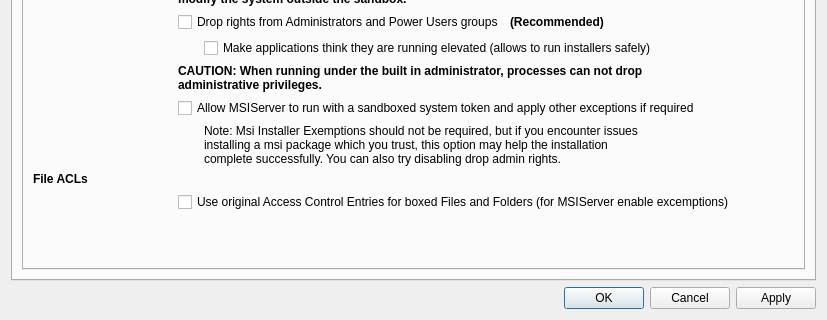
Qt form SandboxiePlus/SandMan/Forms/OptionsWindow.ui (sandboxie-plus/Sandboxie) before a commit; both pictures show x 0 to 827 and y 235 to 555 of the 827 by 555 pixel window.
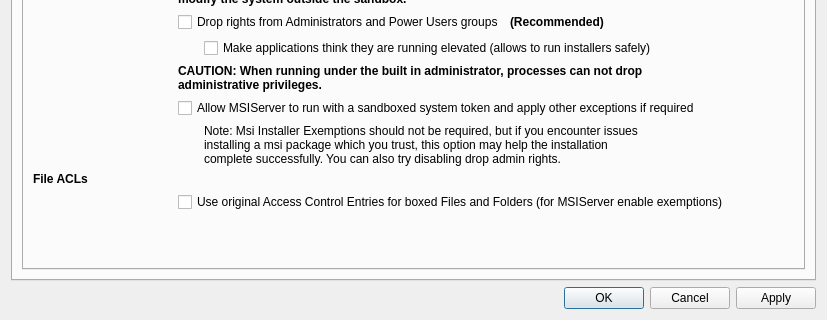
The same form after that commit. The open tabs and pages were chosen to show the change.

```diff
--- a/SandboxiePlus/SandMan/Forms/OptionsWindow.ui
+++ b/SandboxiePlus/SandMan/Forms/OptionsWindow.ui
@@ -1343,7 +1343,7 @@
                <item row="12" column="1" colspan="5">
                 <widget class="QCheckBox" name="chkACLs">
                  <property name="text">
-                  <string>Use original Access Control Entries for boxed Files and Folders (for MSIServer enable excemptions)</string>
+                  <string>Use original Access Control Entries for boxed Files and Folders (for MSIServer enable exemptions)</string>
                  </property>
                 </widget>
                </item>
```
Left out of the diff: 2 changed lines with no effect on the pictures.
